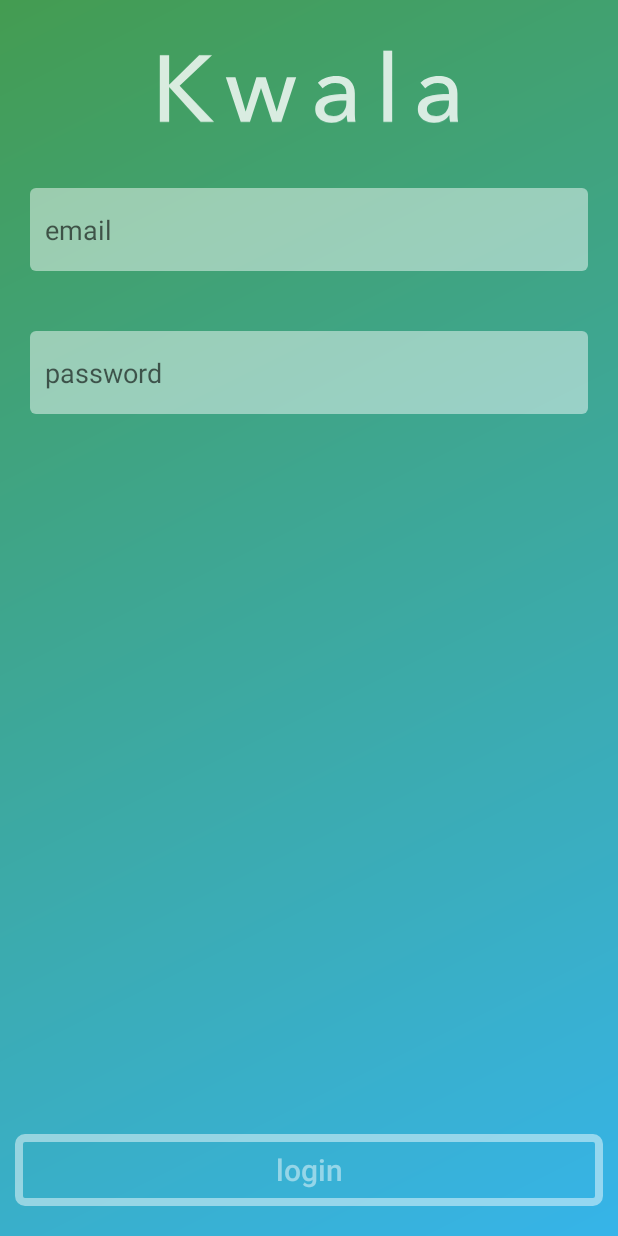
After one commit to KwalaGroup/Android-Client, an Android app: the layout login_activity.xml on its own in the app's theme, with its tools: preview values and no code run, on a phone screen of 412 x 824 dp. The commit adds this screen. Run offline under Robolectric (Android 15) with nearby library versions, the phone set to English and light mode, and no system bars.

Commit message:
login xml finished

```diff
--- /dev/null
+++ b/Kwala/app/src/main/java/com/kwala/app/login/login.java
@@ -0,0 +1,18 @@
+package com.kwala.app.login;
+
+import android.os.Bundle;
+import android.support.v7.app.AppCompatActivity;
+
+import com.kwala.app.R;
+
+/**
+ * Created by sijaebrown on 1/24/17.
+ */
+
+public class login extends AppCompatActivity{
+    @Override
+    public void onCreate(Bundle savedInstanceState) {
+        super.onCreate(savedInstanceState);
+        setContentView(R.layout.login_activity);
+    }
+}
--- /dev/null
+++ b/Kwala/app/src/main/java/com/kwala/app/registration/registration.java
@@ -0,0 +1,18 @@
+package com.kwala.app.registration;
+
+import android.os.Bundle;
+import android.support.v7.app.AppCompatActivity;
+
+import com.kwala.app.R;
+
+/**
+ * Created by sijaebrown on 1/24/17.
+ */
+
+public class registration extends AppCompatActivity{
+    @Override
+    public void onCreate(Bundle savedInstanceState) {
+        super.onCreate(savedInstanceState);
+        setContentView(R.layout.registration_activity);
+    }
+}
--- /dev/null
+++ b/Kwala/app/src/main/res/drawable/button_background.xml
@@ -0,0 +1,10 @@
+<?xml version="1.0" encoding="utf-8"?>
+<shape xmlns:android="http://schemas.android.com/apk/res/android">
+
+    <stroke android:color="#78FFFFFF"
+        android:width="5dp"
+        />
+
+    <corners android:radius="4dp"/>
+
+</shape>
--- /dev/null
+++ b/Kwala/app/src/main/res/drawable/edit_text_background.xml
@@ -0,0 +1,7 @@
+<?xml version="1.0" encoding="utf-8"?>
+<shape xmlns:android="http://schemas.android.com/apk/res/android">
+
+    <solid android:color="#78FFFFFF"/>
+    <corners android:radius="4dp"/>
+
+</shape>
--- /dev/null
+++ b/Kwala/app/src/main/res/drawable/logo.xml
@@ -0,0 +1,85 @@
+<?xml version="1.0" encoding="utf-8"?>
+<vector xmlns:android="http://schemas.android.com/apk/res/android"
+    android:width="229dp"
+    android:height="56dp"
+    android:viewportWidth="229"
+    android:viewportHeight="56">
+
+    <path
+        android:fillColor="#FFFFFF"
+        android:fillAlpha="0.8"
+        android:strokeWidth="1"
+        android:pathData="M7.74971,26.488 L7.89371,26.488 L30.6457,4.024 L40.5097,4.024 L15.7417,27.352
+L42.0217,55 L31.7977,55 L7.89371,28.648 L7.74971,28.648 L7.74971,55 L0.621704,55
+L0.621704,4.024 L7.74971,4.024 L7.74971,26.488 Z M58.3554,20.872 L66.0594,46.936
+L66.2034,46.936 L74.3394,20.872 L81.4674,20.872 L89.7474,46.936 L89.8914,46.936
+L97.5954,20.872 L104.723,20.872 L93.4194,55 L86.3634,55 L77.9394,29.368
+L77.7954,29.368 L69.4434,55 L62.3874,55 L51.0114,20.872 L58.3554,20.872 Z
+M143.017,32.896 C143.017,30.352,142.249,28.468,140.713,27.244
+C139.177,26.02,137.137,25.408,134.593,25.408
+C132.673,25.408,130.861,25.78,129.157,26.524
+C127.453,27.268,126.025,28.216,124.873,29.368 L121.273,25.048
+C122.953,23.464,125.005,22.216,127.429,21.304
+C129.853,20.392,132.457,19.936,135.241,19.936
+C137.689,19.936,139.813,20.284,141.613,20.98
+C143.413,21.676,144.889,22.624,146.041,23.824
+C147.193,25.024,148.057,26.44,148.633,28.072
+C149.209,29.704,149.497,31.456,149.497,33.328 L149.497,48.232
+C149.497,49.384,149.533,50.596,149.605,51.868
+C149.677,53.14,149.809,54.184,150.001,55 L143.881,55
+C143.497,53.368,143.305,51.736,143.305,50.104 L143.089,50.104
+C141.841,51.928,140.269,53.344,138.373,54.352
+C136.477,55.36,134.233,55.864,131.641,55.864
+C130.297,55.864,128.893,55.684,127.429,55.324
+C125.965,54.964,124.633,54.376,123.433,53.56
+C122.233,52.744,121.237,51.664,120.445,50.32
+C119.653,48.976,119.257,47.32,119.257,45.352
+C119.257,42.76,119.953,40.708,121.345,39.196
+C122.737,37.684,124.561,36.532,126.817,35.74
+C129.073,34.948,131.617,34.432,134.449,34.192
+C137.281,33.952,140.137,33.832,143.017,33.832 L143.017,32.896 Z M141.361,38.728
+C139.681,38.728,137.941,38.8,136.141,38.944
+C134.341,39.088,132.709,39.376,131.245,39.808
+C129.781,40.24,128.569,40.888,127.609,41.752
+C126.649,42.616,126.169,43.768,126.169,45.208
+C126.169,46.216,126.373,47.056,126.781,47.728
+C127.189,48.4,127.729,48.952,128.401,49.384
+C129.073,49.816,129.817,50.116,130.633,50.284
+C131.449,50.452,132.289,50.536,133.153,50.536
+C136.321,50.536,138.757,49.588,140.461,47.692
+C142.165,45.796,143.017,43.408,143.017,40.528 L143.017,38.728 L141.361,38.728 Z
+M177.999,55 L171.231,55 L171.231,0.567993 L177.999,0.567993 L177.999,55 Z
+M221.333,32.896 C221.333,30.352,220.565,28.468,219.029,27.244
+C217.493,26.02,215.453,25.408,212.909,25.408
+C210.989,25.408,209.177,25.78,207.473,26.524
+C205.769,27.268,204.341,28.216,203.189,29.368 L199.589,25.048
+C201.269,23.464,203.321,22.216,205.745,21.304
+C208.169,20.392,210.773,19.936,213.557,19.936
+C216.005,19.936,218.129,20.284,219.929,20.98
+C221.729,21.676,223.205,22.624,224.357,23.824
+C225.509,25.024,226.373,26.44,226.949,28.072
+C227.525,29.704,227.813,31.456,227.813,33.328 L227.813,48.232
+C227.813,49.384,227.849,50.596,227.921,51.868
+C227.993,53.14,228.125,54.184,228.317,55 L222.197,55
+C221.813,53.368,221.621,51.736,221.621,50.104 L221.405,50.104
+C220.157,51.928,218.585,53.344,216.689,54.352
+C214.793,55.36,212.549,55.864,209.957,55.864
+C208.613,55.864,207.209,55.684,205.745,55.324
+C204.281,54.964,202.949,54.376,201.749,53.56
+C200.549,52.744,199.553,51.664,198.761,50.32
+C197.969,48.976,197.573,47.32,197.573,45.352
+C197.573,42.76,198.269,40.708,199.661,39.196
+C201.053,37.684,202.877,36.532,205.133,35.74
+C207.389,34.948,209.933,34.432,212.765,34.192
+C215.597,33.952,218.453,33.832,221.333,33.832 L221.333,32.896 Z M219.677,38.728
+C217.997,38.728,216.257,38.8,214.457,38.944
+C212.657,39.088,211.025,39.376,209.561,39.808
+C208.097,40.24,206.885,40.888,205.925,41.752
+C204.965,42.616,204.485,43.768,204.485,45.208
+C204.485,46.216,204.689,47.056,205.097,47.728
+C205.505,48.4,206.045,48.952,206.717,49.384
+C207.389,49.816,208.133,50.116,208.949,50.284
+C209.765,50.452,210.605,50.536,211.469,50.536
+C214.637,50.536,217.073,49.588,218.777,47.692
+C220.481,45.796,221.333,43.408,221.333,40.528 L221.333,38.728 L219.677,38.728 Z" />
+</vector>
--- /dev/null
+++ b/Kwala/app/src/main/res/layout/login_activity.xml
@@ -0,0 +1,74 @@
+<?xml version="1.0" encoding="utf-8"?>
+<RelativeLayout
+    xmlns:android="http://schemas.android.com/apk/res/android"
+    android:layout_width="match_parent"
+    android:layout_height="match_parent"
+    android:background="@drawable/background">
+
+    <ImageView
+        android:id="@+id/title"
+        android:layout_width="200dp"
+        android:layout_height="75dp"
+        android:layout_centerHorizontal="true"
+        android:layout_marginTop="20dp"
+        android:layout_marginBottom="10dp"
+
+        android:src="@drawable/logo"
+        />
+
+
+
+    <EditText
+        android:id="@+id/email_box"
+        android:layout_width="match_parent"
+        android:layout_height="wrap_content"
+        android:layout_below="@id/title"
+        android:layout_marginTop="20dp"
+        android:layout_marginBottom="20dp"
+        android:layout_marginLeft="20dp"
+        android:layout_marginRight="20dp"
+
+        android:paddingTop="15dp"
+        android:paddingLeft="10dp"
+        android:paddingBottom="15dp"
+
+        android:hint="@string/login_email"
+        android:background="@drawable/edit_text_background"
+        />
+
+    <EditText
+        android:id="@+id/password_box"
+        android:layout_width="match_parent"
+        android:layout_height="wrap_content"
+        android:layout_below="@id/email_box"
+
+        android:layout_marginTop="20dp"
+        android:layout_marginBottom="20dp"
+        android:layout_marginLeft="20dp"
+        android:layout_marginRight="20dp"
+
+        android:paddingTop="15dp"
+        android:paddingLeft="10dp"
+        android:paddingBottom="15dp"
+
+        android:hint="@string/login_password"
+        android:background="@drawable/edit_text_background"
+        />
+
+    <Button
+        android:layout_width="match_parent"
+        android:layout_height="wrap_content"
+        android:layout_centerHorizontal="true"
+        android:layout_alignParentBottom="true"
+        android:layout_marginLeft="10dp"
+        android:layout_marginRight="10dp"
+        android:layout_marginBottom="20dp"
+
+        android:text="@string/login_button"
+        android:textAllCaps="false"
+        android:textSize="20dp"
+        android:textColor="@color/buttonText"
+        android:background="@drawable/button_background"
+        />
+
+</RelativeLayout>
--- /dev/null
+++ b/Kwala/app/src/main/res/layout/registration_activity.xml
@@ -0,0 +1,9 @@
+<?xml version="1.0" encoding="utf-8"?>
+<RelativeLayout
+    xmlns:android="http://schemas.android.com/apk/res/android"
+    android:layout_width="match_parent"
+    android:layout_height="match_parent">
+
+
+
+</RelativeLayout>
--- a/Kwala/app/src/main/res/values/colors.xml
+++ b/Kwala/app/src/main/res/values/colors.xml
@@ -3,4 +3,5 @@
     <color name="colorPrimary">#449C51</color>
     <color name="colorPrimaryDark">#449C51</color>
     <color name="colorAccent">#36B4E9</color>
+    <color name="buttonText">#78FFFFFF</color>
 </resources>
--- a/Kwala/app/src/main/res/values/strings.xml
+++ b/Kwala/app/src/main/res/values/strings.xml
@@ -1,3 +1,7 @@
 <resources>
     <string name="app_name">Kwala</string>
+    <string name="login_email">email</string>
+    <string name="login_password">password</string>
+    <string name="login_title">Kwala</string>
+    <string name="login_button">login</string>
 </resources>
```
